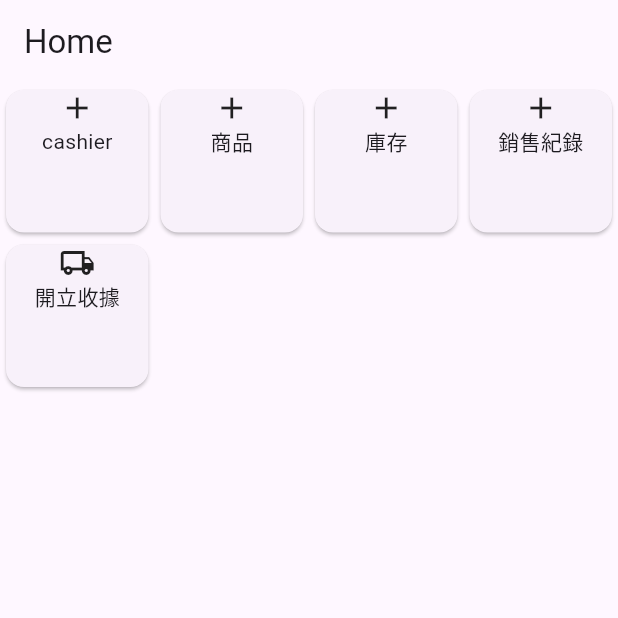
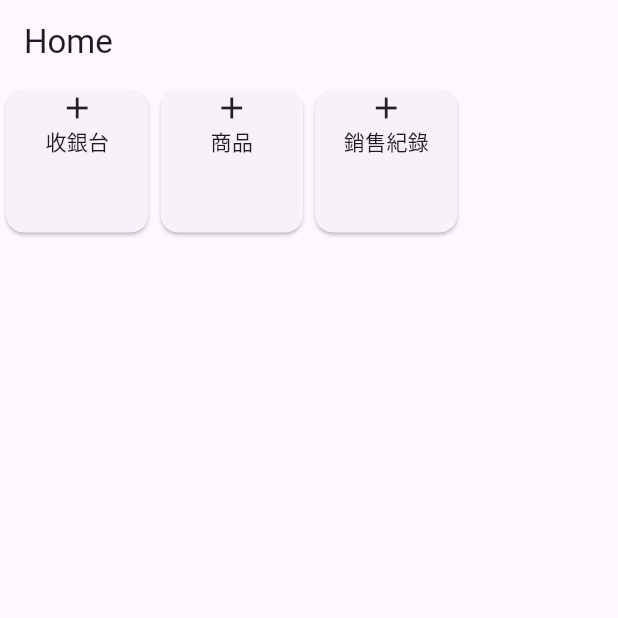
Before and after one commit to orange2000121/pos-system, a Flutter app: the screen it shows after launch, on a phone screen of 412 x 824 dp, the top half of it. Run offline on Flutter 3.47's test engine with Material 2 defaults, Android fonts, the phone set to English and light mode, and no system bars; our stand-ins replace image_picker, pdf, printing, shared_preferences, sqflite, sqflite_common_ffi; accounts and stored records are empty.

Commit message:
修改pdf儲存名稱

```diff
--- a/pos_client/lib/view/cashier.dart
+++ b/pos_client/lib/view/cashier.dart
@@ -502,7 +502,9 @@ class _CashierState extends State<Cashier> {
               if (File('${output.path}/$receiptFolder/$customerName').existsSync() == false) {
                 Directory('${output.path}/$receiptFolder/$customerName').createSync();
               }
-              final file = File("${output.path}/$receiptFolder/$customerName/$customerName${DateTime.now()}.pdf");
+              DateTime now = DateTime.now();
+              String formattedDate = '${now.year}-${now.month}-${now.day}-${now.hour}-${now.minute}-${now.second}';
+              final file = File('${output.path}/$receiptFolder/$customerName/$customerName$formattedDate.pdf');
               print('store path: ${file.path}');
               // 最後更新客戶資料
               receiptSample.customName = _name.text;
--- a/pos_client/lib/view/home.dart
+++ b/pos_client/lib/view/home.dart
@@ -34,7 +34,7 @@ class _HomeState extends State<Home> {
                 child: const Column(
                   children: [
                     Icon(Icons.add),
-                    Text('cashier'),
+                    Text('收銀台'),
                   ],
                 ),
               ),
@@ -55,19 +55,19 @@ class _HomeState extends State<Home> {
               ),
             ),
           ),
-          Card(
-            child: InkWell(
-              onTap: () {
-                Navigator.push(context, MaterialPageRoute(builder: (context) => AddItem(item: InventoryItem('', 0), itemProvider: InventoryProvider(), title: '庫存')));
-              },
-              child: const Column(
-                children: [
-                  Icon(Icons.add),
-                  Text('庫存'),
-                ],
-              ),
-            ),
-          ),
+          // Card(
+          //   child: InkWell(
+          //     onTap: () {
+          //       Navigator.push(context, MaterialPageRoute(builder: (context) => AddItem(item: InventoryItem('', 0), itemProvider: InventoryProvider(), title: '庫存')));
+          //     },
+          //     child: const Column(
+          //       children: [
+          //         Icon(Icons.add),
+          //         Text('庫存'),
+          //       ],
+          //     ),
+          //   ),
+          // ),
           Card(
             child: InkWell(
               onTap: () {
@@ -81,19 +81,19 @@ class _HomeState extends State<Home> {
               ),
             ),
           ),
-          Card(
-            child: InkWell(
-              onTap: () {
-                Navigator.push(context, MaterialPageRoute(builder: (context) => const Receipt()));
-              },
-              child: const Column(
-                children: [
-                  Icon(Icons.local_shipping_outlined),
-                  Text('開立收據'),
-                ],
-              ),
-            ),
-          ),
+          // Card(
+          //   child: InkWell(
+          //     onTap: () {
+          //       Navigator.push(context, MaterialPageRoute(builder: (context) => const Receipt()));
+          //     },
+          //     child: const Column(
+          //       children: [
+          //         Icon(Icons.local_shipping_outlined),
+          //         Text('開立收據'),
+          //       ],
+          //     ),
+          //   ),
+          // ),
         ],
       ),
     );
```
Also changed, not shown: 1 other file.
